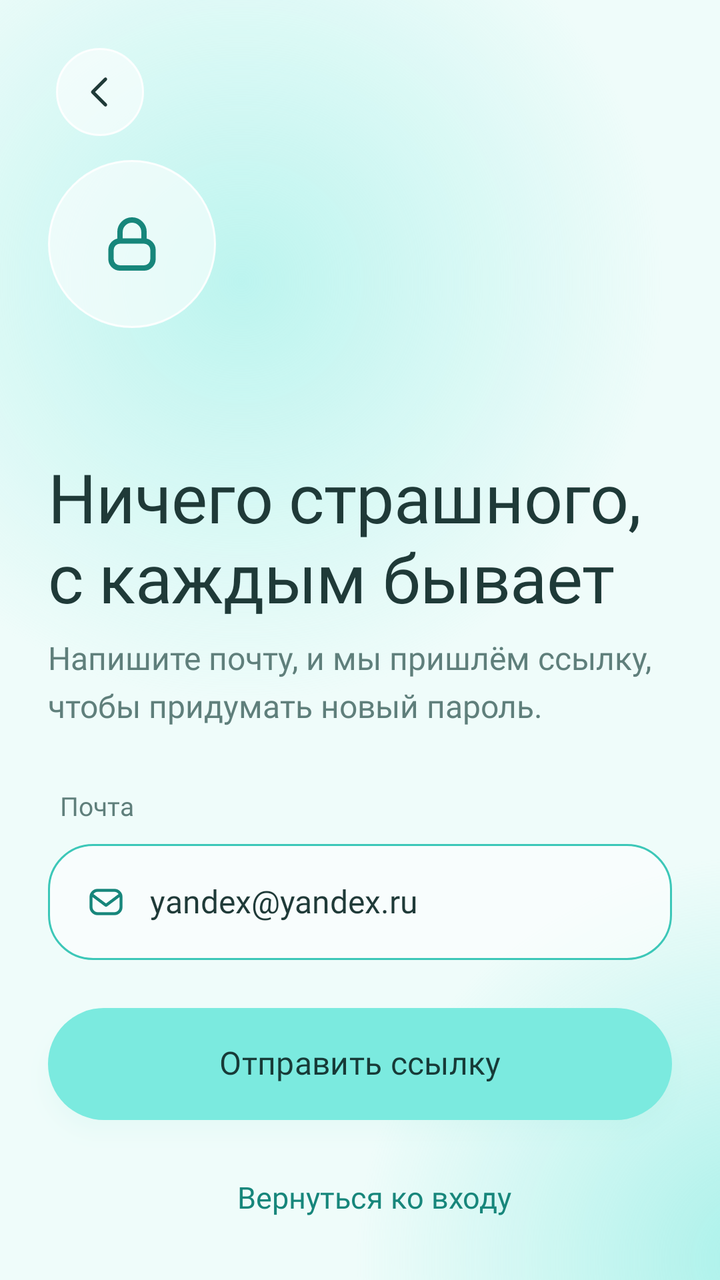
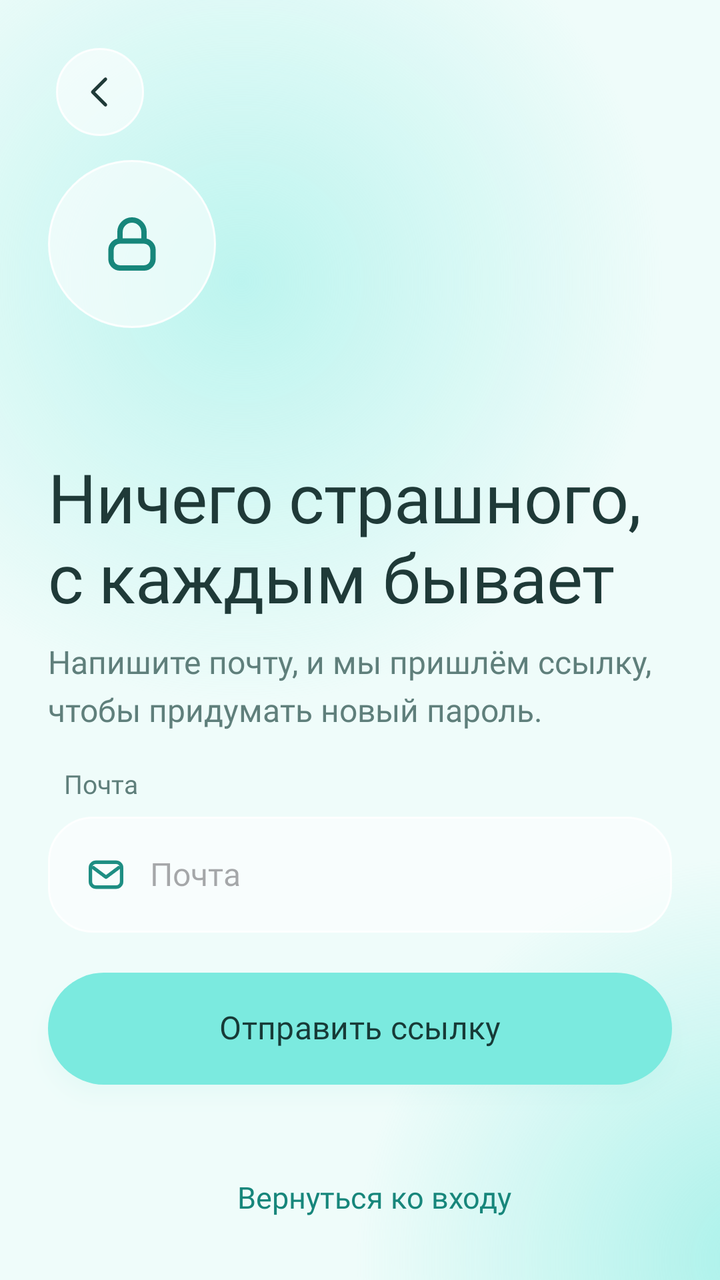

The first picture is an Android layout as it rendered before a commit; the second is the same layout after the commit. The layout source and the unified diff follow.
<!-- AndroidManifest.xml: application theme Theme.MyReceipts -->
<!-- res/layout/activity_forgot_password.xml -->
<?xml version="1.0" encoding="utf-8"?>
<androidx.constraintlayout.widget.ConstraintLayout
    xmlns:android="http://schemas.android.com/apk/res/android"
    xmlns:app="http://schemas.android.com/apk/res-auto"
    xmlns:tools="http://schemas.android.com/tools"
    android:id="@+id/root"
    android:layout_width="match_parent"
    android:layout_height="match_parent"
    android:background="@color/mr_bg"
    android:clipChildren="true"
    tools:context=".ForgotPasswordActivity">

    
    <View
        android:layout_width="440dp"
        android:layout_height="440dp"
        android:layout_marginStart="-100dp"
        android:layout_marginTop="-80dp"
        android:background="@drawable/bg_blob_mint_70"
        app:layout_constraintStart_toStartOf="parent"
        app:layout_constraintTop_toTopOf="parent" />

    <View
        android:layout_width="420dp"
        android:layout_height="420dp"
        android:layout_marginStart="170dp"
        android:layout_marginTop="420dp"
        android:background="@drawable/bg_blob_turquoise_60"
        app:layout_constraintStart_toStartOf="parent"
        app:layout_constraintTop_toTopOf="parent" />

    

    
    <FrameLayout
        android:id="@+id/btnBack"
        android:layout_width="44dp"
        android:layout_height="44dp"
        android:layout_marginStart="28dp"
        android:layout_marginTop="24dp"
        android:background="@drawable/bg_glass_circle"
        android:clickable="true"
        android:elevation="4dp"
        android:focusable="true"
        android:outlineAmbientShadowColor="@color/mr_glass_shadow"
        android:outlineSpotShadowColor="@color/mr_glass_shadow"
        app:layout_constraintStart_toStartOf="parent"
        app:layout_constraintTop_toTopOf="parent">

        <ImageView
            android:layout_width="22dp"
            android:layout_height="22dp"
            android:layout_gravity="center"
            android:contentDescription="@string/cd_back"
            android:src="@drawable/ic_back" />
    </FrameLayout>

    <FrameLayout
        android:layout_width="84dp"
        android:layout_height="84dp"
        android:layout_marginStart="24dp"
        android:layout_marginTop="80dp"
        android:background="@drawable/bg_glass_circle"
        android:elevation="4dp"
        android:outlineAmbientShadowColor="@color/mr_glass_shadow"
        android:outlineSpotShadowColor="@color/mr_glass_shadow"
        app:layout_constraintStart_toStartOf="parent"
        app:layout_constraintTop_toTopOf="parent">

        <ImageView
            android:layout_width="36dp"
            android:layout_height="36dp"
            android:layout_gravity="center"
            android:contentDescription="@string/cd_icon_lock"
            android:src="@drawable/ic_lock_active" />
    </FrameLayout>

    <TextView
        android:id="@+id/tvTitle"
        style="@style/MR.Text"
        android:layout_width="0dp"
        android:layout_height="wrap_content"
        android:layout_marginStart="24dp"
        android:layout_marginTop="230dp"
        android:layout_marginEnd="24dp"
        android:fontFamily="@font/nunito_extrabold"
        android:letterSpacing="-0.006"
        android:text="@string/forgot_title"
        android:textColor="@color/mr_text_primary"
        android:textSize="34sp"
        app:lineHeight="40sp"
        app:layout_constraintEnd_toEndOf="parent"
        app:layout_constraintStart_toStartOf="parent"
        app:layout_constraintTop_toTopOf="parent" />

    <TextView
        android:id="@+id/tvSubtitle"
        style="@style/MR.Text"
        android:layout_width="0dp"
        android:layout_height="wrap_content"
        android:layout_marginStart="24dp"
        android:layout_marginTop="320dp"
        android:layout_marginEnd="24dp"
        android:text="@string/forgot_subtitle"
        android:textColor="@color/mr_text_secondary"
        android:textSize="16sp"
        app:lineHeight="24sp"
        app:layout_constraintEnd_toEndOf="parent"
        app:layout_constraintStart_toStartOf="parent"
        app:layout_constraintTop_toTopOf="parent" />

    <TextView
        android:id="@+id/lblEmail"
        style="@style/MR.Text"
        android:layout_width="wrap_content"
        android:layout_height="wrap_content"
        android:layout_marginStart="30dp"
        android:layout_marginTop="396dp"
        android:fontFamily="@font/nunito_medium"
        android:text="@string/forgot_label_email"
        android:textColor="@color/mr_text_secondary"
        android:textSize="13sp"
        app:layout_constraintStart_toStartOf="parent"
        app:layout_constraintTop_toTopOf="parent" />

    
    <androidx.constraintlayout.widget.ConstraintLayout
        android:id="@+id/fieldEmail"
        android:layout_width="0dp"
        android:layout_height="58dp"
        android:layout_marginStart="24dp"
        android:layout_marginTop="422dp"
        android:layout_marginEnd="24dp"
        android:background="@drawable/bg_field_focus"
        android:elevation="4dp"
        android:outlineAmbientShadowColor="@color/mr_glass_shadow"
        android:outlineSpotShadowColor="@color/mr_glass_shadow"
        app:layout_constraintEnd_toEndOf="parent"
        app:layout_constraintStart_toStartOf="parent"
        app:layout_constraintTop_toTopOf="parent">

        <ImageView
            android:id="@+id/fieldEmailIcon"
            android:layout_width="20dp"
            android:layout_height="20dp"
            android:layout_marginStart="19dp"
            android:contentDescription="@string/cd_icon_mail"
            android:src="@drawable/ic_mail"
            app:layout_constraintBottom_toBottomOf="parent"
            app:layout_constraintStart_toStartOf="parent"
            app:layout_constraintTop_toTopOf="parent" />

        <EditText
            android:id="@+id/etEmail"
            style="@style/MR.Text"
            android:layout_width="0dp"
            android:layout_height="wrap_content"
            android:layout_marginStart="12dp"
            android:layout_marginEnd="8dp"
            android:autofillHints="emailAddress"
            android:background="@null"
            android:inputType="textEmailAddress"
            android:maxLines="1"
            android:padding="0dp"
            android:text="@string/forgot_email_sample"
            android:textColor="@color/mr_text_primary"
            android:textSize="16sp"
            app:layout_constraintBottom_toBottomOf="parent"
            app:layout_constraintEnd_toEndOf="parent"
            app:layout_constraintStart_toEndOf="@id/fieldEmailIcon"
            app:layout_constraintTop_toTopOf="parent" />
    </androidx.constraintlayout.widget.ConstraintLayout>

    

    
    <Button
        android:id="@+id/btnSendLink"
        style="@style/MR.Text"
        android:layout_width="0dp"
        android:layout_height="56dp"
        android:layout_marginStart="24dp"
        android:layout_marginTop="504dp"
        android:layout_marginEnd="24dp"
        android:background="@drawable/ripple_button_primary"
        android:elevation="6dp"
        android:fontFamily="@font/nunito_bold"
        android:outlineAmbientShadowColor="@color/mr_button_shadow"
        android:outlineSpotShadowColor="@color/mr_button_shadow"
        android:stateListAnimator="@null"
        android:text="@string/forgot_send_link"
        android:textAllCaps="false"
        android:textColor="@color/mr_text_on_button"
        android:textSize="16sp"
        app:backgroundTint="@null"
        app:layout_constraintEnd_toEndOf="parent"
        app:layout_constraintHorizontal_bias="0.0"
        app:layout_constraintStart_toStartOf="parent"
        app:layout_constraintTop_toTopOf="parent" />

    <TextView
        android:id="@+id/tvBackToLogin"
        style="@style/MR.Text"
        android:layout_width="wrap_content"
        android:layout_height="wrap_content"
        android:layout_marginStart="118.5dp"
        android:layout_marginBottom="32dp"
        android:fontFamily="@font/nunito_semibold"
        android:text="@string/forgot_back_to_login"
        android:textColor="@color/mr_link"
        android:textSize="15sp"
        app:layout_constraintBottom_toBottomOf="parent"
        app:layout_constraintStart_toStartOf="parent" />

</androidx.constraintlayout.widget.ConstraintLayout>
<!-- resources referenced by this layout -->
<resources>
  <color name="mr_bg">#EFFCFA</color>
  <color name="mr_button_shadow">#4D3CC7B8</color>
  <color name="mr_glass_shadow">#14287870</color>
  <color name="mr_link">#17867B</color>
  <color name="mr_text_on_button">#173A37</color>
  <color name="mr_text_primary">#1F3A38</color>
  <color name="mr_text_secondary">#5F7F7B</color>
  <!-- drawable bg_field_focus (drawable) -->
  <?xml version="1.0" encoding="utf-8"?>
  <shape xmlns:android="http://schemas.android.com/apk/res/android" android:shape="rectangle">
      <solid android:color="@color/mr_field_focus_fill" />
      <stroke android:width="1dp" android:color="@color/mr_accent" />
      <corners android:radius="22dp" />
  </shape>
  <!-- drawable bg_glass_circle (drawable) -->
  <?xml version="1.0" encoding="utf-8"?>
  <shape xmlns:android="http://schemas.android.com/apk/res/android" android:shape="oval">
      <solid android:color="@color/mr_glass_fill" />
      <stroke android:width="1dp" android:color="@color/mr_glass_stroke" />
  </shape>
  <!-- drawable ic_mail (drawable) -->
  <?xml version="1.0" encoding="utf-8"?>
  <vector xmlns:android="http://schemas.android.com/apk/res/android"
      android:width="20dp" android:height="20dp"
      android:viewportWidth="24" android:viewportHeight="24">
      <path android:pathData="M7 5h10a4 4 0 0 1 4 4v6a4 4 0 0 1-4 4H7a4 4 0 0 1-4-4V9a4 4 0 0 1 4-4z M4 8l8 6 8-6"
          android:strokeColor="@color/mr_icon_active" android:strokeWidth="1.8"
          android:strokeLineCap="round" android:strokeLineJoin="round" />
  </vector>
  <!-- drawable ripple_button_primary (drawable) -->
  <?xml version="1.0" encoding="utf-8"?>
  <ripple xmlns:android="http://schemas.android.com/apk/res/android"
      android:color="#33FFFFFF">
      <item android:drawable="@drawable/bg_button_primary" />
  </ripple>
  <string name="cd_back">Назад</string>
  <string name="cd_icon_lock">Пароль</string>
  <string name="cd_icon_mail">Почта</string>
  <string name="forgot_back_to_login">Вернуться ко входу</string>
  <string name="forgot_email_sample">yandex@yandex.ru</string>
  <string name="forgot_label_email">Почта</string>
  <string name="forgot_send_link">Отправить ссылку</string>
  <string name="forgot_subtitle">Напишите почту, и мы пришлём ссылку, чтобы придумать новый пароль.</string>
  <string name="forgot_title">Ничего страшного,\nс каждым бывает</string>
  <style name="MR.Text" parent="">
          <item name="android:fontFamily">@font/nunito</item>
          <item name="android:includeFontPadding">false</item>
      </style>
  <style name="Theme.MyReceipts" parent="Base.Theme.MyReceipts" />
  <color name="mr_blob_mint_70_start">#B3A7F1EA</color>
  <color name="mr_blob_mint_70_end">#00A7F1EA</color>
  <color name="mr_blob_turquoise_60_start">#997BEADF</color>
  <color name="mr_blob_turquoise_60_end">#007BEADF</color>
  <color name="mr_field_focus_fill">#99FFFFFF</color>
  <color name="mr_accent">#3CC7B8</color>
  <color name="mr_glass_fill">#99FFFFFF</color>
  <color name="mr_glass_stroke">#E6FFFFFF</color>
  <color name="mr_icon_active">#17867B</color>
  <!-- drawable bg_button_primary (drawable) -->
  <?xml version="1.0" encoding="utf-8"?>
  <shape xmlns:android="http://schemas.android.com/apk/res/android" android:shape="rectangle">
      <solid android:color="@color/mr_turquoise" />
      <corners android:radius="28dp" />
  </shape>
  <style name="Base.Theme.MyReceipts" parent="Theme.Material3.DayNight.NoActionBar">
          <item name="android:windowLightStatusBar">true</item>
          <item name="android:statusBarColor">@android:color/transparent</item>
          <item name="android:navigationBarColor">@android:color/transparent</item>
          <item name="android:windowLightNavigationBar">true</item>
      </style>
  <color name="mr_turquoise">#7BEADF</color>
  <!-- unchanged entries left out for length: 4 -->
</resources>

<!-- the commit's change to res/layout/activity_forgot_password.xml (unified diff, before → after) -->
@@ -99,7 +99,7 @@
         android:layout_width="0dp"
         android:layout_height="wrap_content"
         android:layout_marginStart="24dp"
-        android:layout_marginTop="320dp"
+        android:layout_marginTop="12dp"
         android:layout_marginEnd="24dp"
         android:text="@string/forgot_subtitle"
         android:textColor="@color/mr_text_secondary"
@@ -107,37 +107,38 @@
         app:lineHeight="24sp"
         app:layout_constraintEnd_toEndOf="parent"
         app:layout_constraintStart_toStartOf="parent"
-        app:layout_constraintTop_toTopOf="parent" />
-
+        app:layout_constraintTop_toBottomOf="@id/tvTitle" />
+
+    
     <TextView
         android:id="@+id/lblEmail"
         style="@style/MR.Text"
         android:layout_width="wrap_content"
         android:layout_height="wrap_content"
-        android:layout_marginStart="30dp"
-        android:layout_marginTop="396dp"
+        android:layout_marginStart="32dp"
+        android:layout_marginTop="20dp"
+        android:labelFor="@id/etEmail"
         android:fontFamily="@font/nunito_medium"
         android:text="@string/forgot_label_email"
         android:textColor="@color/mr_text_secondary"
         android:textSize="13sp"
         app:layout_constraintStart_toStartOf="parent"
-        app:layout_constraintTop_toTopOf="parent" />
-
-    
+        app:layout_constraintTop_toBottomOf="@id/tvSubtitle" />
+
     <androidx.constraintlayout.widget.ConstraintLayout
         android:id="@+id/fieldEmail"
         android:layout_width="0dp"
         android:layout_height="58dp"
         android:layout_marginStart="24dp"
-        android:layout_marginTop="422dp"
-        android:layout_marginEnd="24dp"
-        android:background="@drawable/bg_field_focus"
+        android:layout_marginTop="8dp"
+        android:layout_marginEnd="24dp"
+        android:background="@drawable/bg_field"
         android:elevation="4dp"
         android:outlineAmbientShadowColor="@color/mr_glass_shadow"
         android:outlineSpotShadowColor="@color/mr_glass_shadow"
         app:layout_constraintEnd_toEndOf="parent"
         app:layout_constraintStart_toStartOf="parent"
-        app:layout_constraintTop_toTopOf="parent">
+        app:layout_constraintTop_toBottomOf="@id/lblEmail">
 
         <ImageView
             android:id="@+id/fieldEmailIcon"
@@ -159,10 +160,11 @@
             android:layout_marginEnd="8dp"
             android:autofillHints="emailAddress"
             android:background="@null"
+            android:contentDescription="@string/cd_input_email"
             android:inputType="textEmailAddress"
             android:maxLines="1"
             android:padding="0dp"
-            android:text="@string/forgot_email_sample"
+            android:hint="@string/forgot_email_sample"
             android:textColor="@color/mr_text_primary"
             android:textSize="16sp"
             app:layout_constraintBottom_toBottomOf="parent"
@@ -180,7 +182,7 @@
         android:layout_width="0dp"
         android:layout_height="56dp"
         android:layout_marginStart="24dp"
-        android:layout_marginTop="504dp"
+        android:layout_marginTop="20dp"
         android:layout_marginEnd="24dp"
         android:background="@drawable/ripple_button_primary"
         android:elevation="6dp"
@@ -196,7 +198,7 @@
         app:layout_constraintEnd_toEndOf="parent"
         app:layout_constraintHorizontal_bias="0.0"
         app:layout_constraintStart_toStartOf="parent"
-        app:layout_constraintTop_toTopOf="parent" />
+        app:layout_constraintTop_toBottomOf="@id/fieldEmail" />
 
     <TextView
         android:id="@+id/tvBackToLogin"
<!-- resource entries referenced after the edit -->
@@ -7,11 +7,11 @@
   <color name="mr_text_on_button">#173A37</color>
   <color name="mr_text_primary">#1F3A38</color>
   <color name="mr_text_secondary">#5F7F7B</color>
-  <!-- drawable bg_field_focus (drawable) -->
+  <!-- drawable bg_field (drawable) -->
   <?xml version="1.0" encoding="utf-8"?>
   <shape xmlns:android="http://schemas.android.com/apk/res/android" android:shape="rectangle">
-      <solid android:color="@color/mr_field_focus_fill" />
-      <stroke android:width="1dp" android:color="@color/mr_accent" />
+      <solid android:color="@color/mr_glass_fill" />
+      <stroke android:width="1dp" android:color="@color/mr_glass_stroke" />
       <corners android:radius="22dp" />
   </shape>
   <!-- drawable bg_glass_circle (drawable) -->
@@ -23,11 +23,23 @@
   <!-- drawable ic_mail (drawable) -->
   <?xml version="1.0" encoding="utf-8"?>
   <vector xmlns:android="http://schemas.android.com/apk/res/android"
-      android:width="20dp" android:height="20dp"
-      android:viewportWidth="24" android:viewportHeight="24">
-      <path android:pathData="M7 5h10a4 4 0 0 1 4 4v6a4 4 0 0 1-4 4H7a4 4 0 0 1-4-4V9a4 4 0 0 1 4-4z M4 8l8 6 8-6"
-          android:strokeColor="@color/mr_icon_active" android:strokeWidth="1.8"
-          android:strokeLineCap="round" android:strokeLineJoin="round" />
+      android:width="32dp"
+      android:height="32dp"
+      android:viewportWidth="32"
+      android:viewportHeight="32">
+      
+      <path
+          android:pathData="M8,6 H24 A4.5,4.5 0 0,1 28.5,10.5 V21.5 A4.5,4.5 0 0,1 24,26 H8 A4.5,4.5 0 0,1 3.5,21.5 V10.5 A4.5,4.5 0 0,1 8,6 Z"
+          android:strokeColor="@color/text_accent"
+          android:strokeLineJoin="round"
+          android:strokeWidth="2.8" />
+      
+      <path
+          android:pathData="M6,10.5 L16,18 L26,10.5"
+          android:strokeColor="@color/text_accent"
+          android:strokeLineCap="round"
+          android:strokeLineJoin="round"
+          android:strokeWidth="2.8" />
   </vector>
   <!-- drawable ripple_button_primary (drawable) -->
   <?xml version="1.0" encoding="utf-8"?>
@@ -38,8 +50,9 @@
   <string name="cd_back">Назад</string>
   <string name="cd_icon_lock">Пароль</string>
   <string name="cd_icon_mail">Почта</string>
+  <string name="cd_input_email">Поле ввода электронной почты</string>
   <string name="forgot_back_to_login">Вернуться ко входу</string>
-  <string name="forgot_email_sample">yandex@yandex.ru</string>
+  <string name="forgot_email_sample">Почта</string>
   <string name="forgot_label_email">Почта</string>
   <string name="forgot_send_link">Отправить ссылку</string>
   <string name="forgot_subtitle">Напишите почту, и мы пришлём ссылку, чтобы придумать новый пароль.</string>
@@ -53,11 +66,10 @@
   <color name="mr_blob_mint_70_end">#00A7F1EA</color>
   <color name="mr_blob_turquoise_60_start">#997BEADF</color>
   <color name="mr_blob_turquoise_60_end">#007BEADF</color>
-  <color name="mr_field_focus_fill">#99FFFFFF</color>
-  <color name="mr_accent">#3CC7B8</color>
   <color name="mr_glass_fill">#99FFFFFF</color>
   <color name="mr_glass_stroke">#E6FFFFFF</color>
   <color name="mr_icon_active">#17867B</color>
+  <color name="text_accent">#1E8E83</color>
   <!-- drawable bg_button_primary (drawable) -->
   <?xml version="1.0" encoding="utf-8"?>
   <shape xmlns:android="http://schemas.android.com/apk/res/android" android:shape="rectangle">
